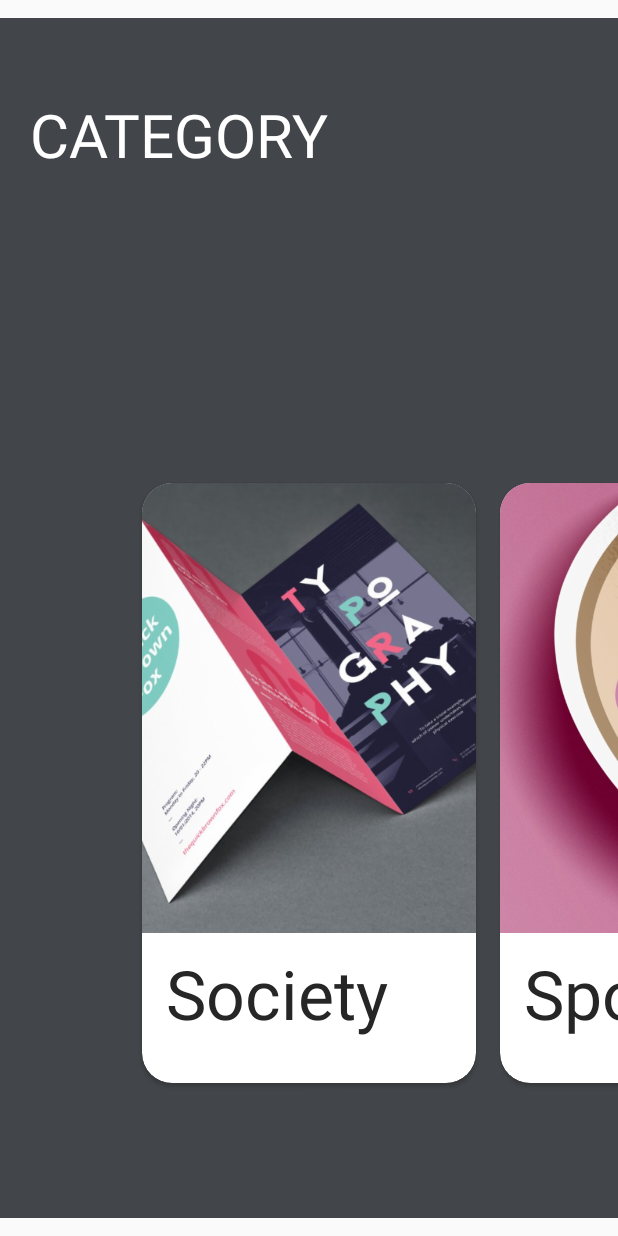
After one commit to hoojeong-dev/OSS-App, an Android app: the CategoryPage screen opened directly, with no data from a screen before it, on a phone screen of 412 x 824 dp. The commit adds this screen. Run offline under Robolectric (Android 15) with nearby library versions, the phone set to English and light mode, and no system bars.

Commit message:
Add Category page intent

```diff
--- a/OSS-App/app/src/main/AndroidManifest.xml
+++ b/OSS-App/app/src/main/AndroidManifest.xml
@@ -9,6 +9,8 @@
         android:roundIcon="@mipmap/ic_launcher_round"
         android:supportsRtl="true"
         android:theme="@style/AppThem.NoActionBar">
+        <activity android:name=".NewsList"></activity>
+        <activity android:name=".CategoryPage" />
         <activity android:name=".MainActivity">
             <intent-filter>
                 <action android:name="android.intent.action.MAIN" />
--- a/OSS-App/app/src/main/java/com/example/oss_app/Adapter.java
+++ b/OSS-App/app/src/main/java/com/example/oss_app/Adapter.java
@@ -1,6 +1,7 @@
 package com.example.oss_app;
 
 import android.content.Context;
+import android.content.Intent;
 import android.media.Image;
 import android.view.LayoutInflater;
 import android.view.View;
@@ -42,6 +43,7 @@ public class Adapter extends PagerAdapter {
 
         ImageView imageView;
         TextView title, desc;
+        String str;
 
         imageView = view.findViewById(R.id.image);
         title = view.findViewById(R.id.title);
@@ -50,6 +52,16 @@ public class Adapter extends PagerAdapter {
         imageView.setImageResource(models.get(position).getImage());
         title.setText(models.get(position).getTitle());
         desc.setText(models.get(position).getDesc());
+        str = models.get(position).getTitle();
+
+        view.setOnClickListener(new View.OnClickListener() {
+            @Override
+            public void onClick(View v) {
+                Intent intent = new Intent(v.getContext(), NewsList.class);
+                intent.putExtra("value", str);
+                v.getContext().startActivity(intent);
+            }
+        });
 
         container.addView(view, 0);
 
--- /dev/null
+++ b/OSS-App/app/src/main/java/com/example/oss_app/CategoryPage.java
@@ -0,0 +1,76 @@
+package com.example.oss_app;
+
+import android.animation.ArgbEvaluator;
+import android.app.Activity;
+import android.os.Bundle;
+
+import androidx.viewpager.widget.ViewPager;
+
+import java.util.ArrayList;
+import java.util.List;
+
+public class CategoryPage extends Activity {
+
+    ViewPager viewPager;
+    Adapter adapter;
+    List<Model> models;
+    Integer[] colors = null;
+    ArgbEvaluator argbEvaluator = new ArgbEvaluator();
+
+    @Override
+    protected void onCreate(Bundle savedInstanceState) {
+        super.onCreate(savedInstanceState);
+        setContentView(R.layout.activity_category_page);
+
+        models = new ArrayList<>();
+        models.add(new Model(R.drawable.brochure, "Society", ""));
+        models.add(new Model(R.drawable.sticker, "Sports", ""));
+        models.add(new Model(R.drawable.poster, "Entertain", ""));
+        models.add(new Model(R.drawable.namecard, "Politics", ""));
+        models.add(new Model(R.drawable.brochure, "Editorial", ""));
+        models.add(new Model(R.drawable.sticker, "IT", ""));
+        models.add(new Model(R.drawable.poster, "Economic", ""));
+        models.add(new Model(R.drawable.namecard, "Foreign", ""));
+        models.add(new Model(R.drawable.brochure, "Culture", ""));
+        models.add(new Model(R.drawable.sticker, "Press", ""));
+
+        adapter = new Adapter(models, this);
+
+        viewPager = findViewById(R.id.viewPager);
+        viewPager.setAdapter(adapter);
+        viewPager.setPadding(130, 0, 130, 0);
+
+        Integer[] colors_temp = {
+                getResources().getColor(R.color.color1),
+                getResources().getColor(R.color.color2),
+                getResources().getColor(R.color.color3),
+                getResources().getColor(R.color.color4)
+        };
+
+        colors = colors_temp;
+
+        viewPager.setOnPageChangeListener(new ViewPager.OnPageChangeListener() {
+            @Override
+            public void onPageScrolled(int position, float positionOffset, int positionOffsetPixels) {
+                if(position < (adapter.getCount() - 1) && position < (colors.length - 1)) {
+                    viewPager.setBackgroundColor(
+                            (Integer) argbEvaluator.evaluate(
+                                    positionOffset,
+                                    colors[position],
+                                    colors[position + 1]
+                            )
+                    );
+                }
+                else {
+                    viewPager.setBackgroundColor(colors[colors.length - 1]);
+                }
+            }
+
+            @Override
+            public void onPageSelected(int position) {}
+
+            @Override
+            public void onPageScrollStateChanged(int state) {}
+        });
+    }
+}
--- /dev/null
+++ b/OSS-App/app/src/main/res/layout/activity_category_page.xml
@@ -0,0 +1,27 @@
+<?xml version="1.0" encoding="utf-8"?>
+<RelativeLayout
+    xmlns:android="http://schemas.android.com/apk/res/android"
+    xmlns:app="http://schemas.android.com/apk/res-auto"
+    xmlns:tools="http://schemas.android.com/tools"
+    android:layout_width="match_parent"
+    android:layout_height="match_parent"
+    tools:context=".CategoryPage">
+
+    <androidx.viewpager.widget.ViewPager
+        android:foregroundGravity="bottom"
+        android:id="@+id/viewPager"
+        android:layout_centerInParent="true"
+        android:overScrollMode="never"
+        android:clipToPadding="false"
+        android:layout_width="wrap_content"
+        android:layout_height="800dp">
+    </androidx.viewpager.widget.ViewPager>
+
+    <TextView
+        android:layout_width="match_parent"
+        android:layout_height="180dp"
+        android:text="  CATEGORY"
+        android:textSize="40dp"
+        android:textColor="@color/white"
+        android:gravity="left|center"/>
+</RelativeLayout>
--- a/OSS-App/app/src/main/res/layout/item.xml
+++ b/OSS-App/app/src/main/res/layout/item.xml
@@ -37,7 +37,7 @@
                     android:layout_marginTop="10dp"
                     android:layout_marginLeft="16dp"
                     android:text="Brochure"
-                    android:textSize="16sp"/>
+                    android:textSize="45dp"/>
                 <TextView
                     android:layout_width="wrap_content"
                     android:layout_height="wrap_content"
@@ -47,7 +47,6 @@
                     android:layout_marginLeft="16dp"
                     android:layout_marginRight="16dp"
                     android:maxLines="3"
-                    android:text="Description"
                     android:drawablePadding="10dp"
                     android:ellipsize="end"/>
             </RelativeLayout>
```
Also changed, not shown: OSS-App/app/src/main/java/com/example/oss_app/MainActivity.java (+9 -51 lines), OSS-App/app/src/main/java/com/example/oss_app/NewsList.java (added, +23 -0 lines), OSS-App/app/src/main/res/layout/activity_main.xml (+9 -17 lines), OSS-App/app/src/main/res/layout/activity_news_list.xml (added, +18 -0 lines).
